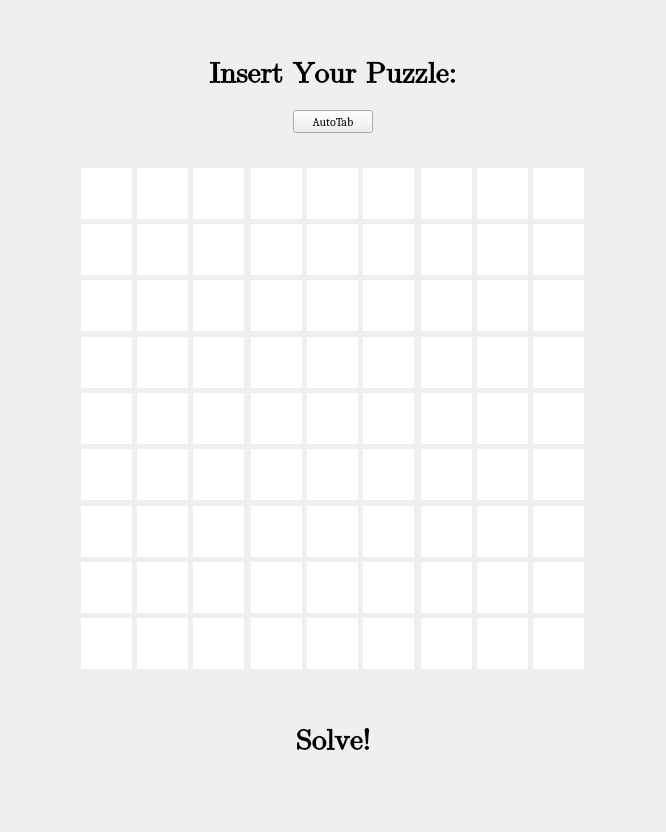
The window that mainwindow.ui (HayatoTenryuu/Qt-Sudoku-Solver) describes before a commit, drawn with Qt 5.
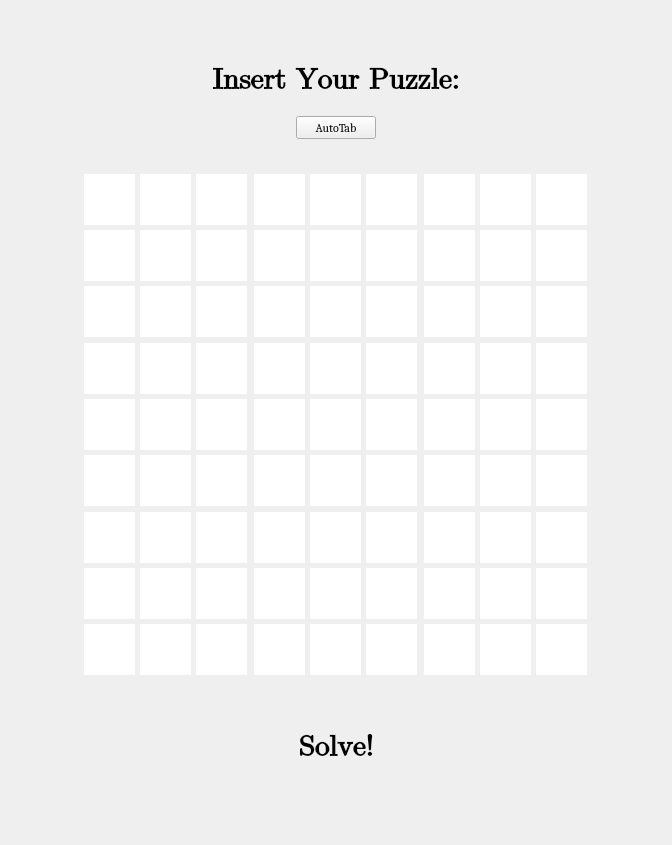
The same window after the commit.

Patch:
```diff
--- a/mainwindow.ui
+++ b/mainwindow.ui
@@ -6,8 +6,8 @@
    <rect>
     <x>0</x>
     <y>0</y>
-    <width>666</width>
-    <height>832</height>
+    <width>672</width>
+    <height>845</height>
    </rect>
   </property>
   <property name="font">
@@ -233,9 +233,6 @@
               <bold>true</bold>
              </font>
             </property>
-            <property name="styleSheet">
-             <string notr="true">color: rgb(0, 0, 0);</string>
-            </property>
             <property name="text">
              <string>Insert Your Puzzle:</string>
             </property>
```
